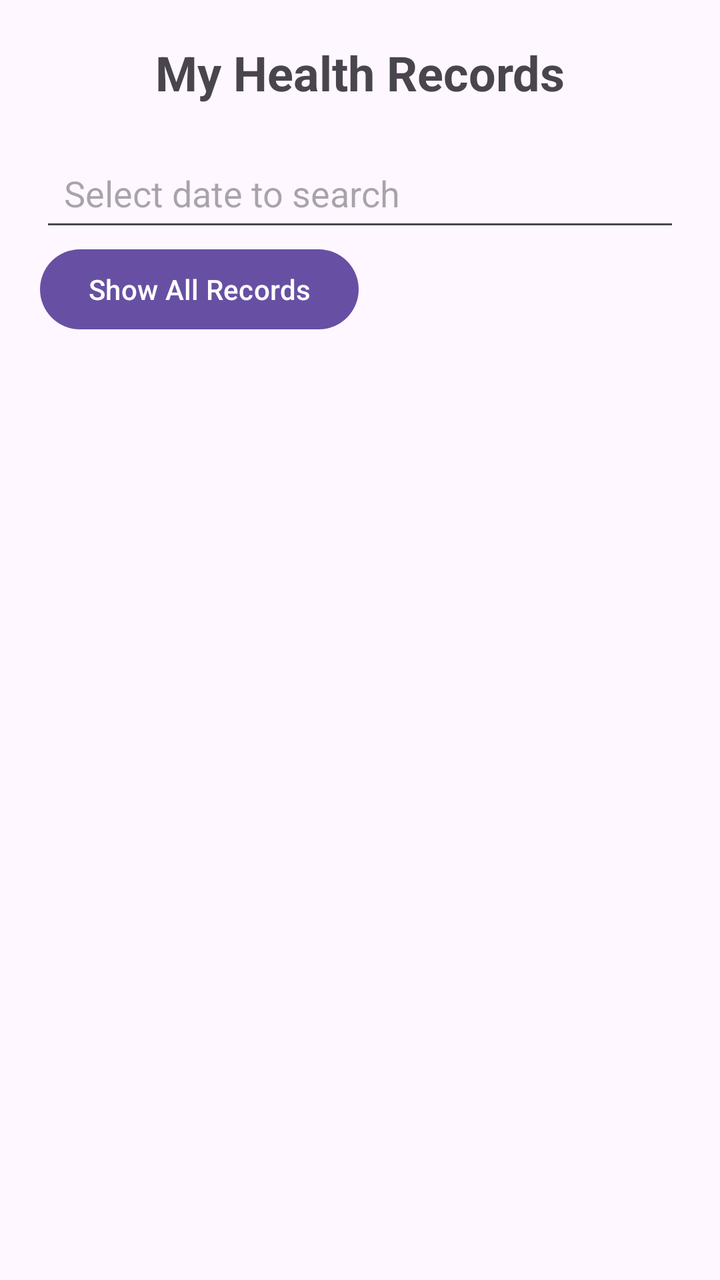
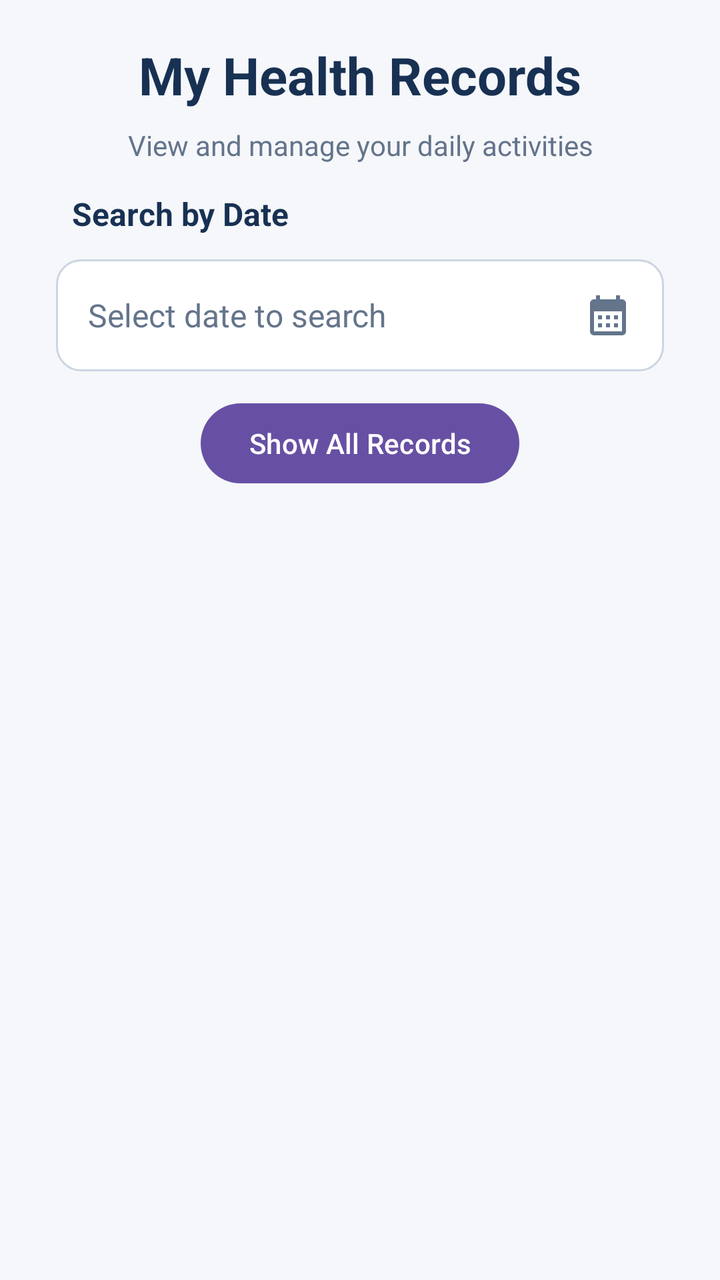

The first picture is an Android layout as it rendered before a commit; the second is the same layout after the commit. The layout source and the unified diff follow.
<!-- AndroidManifest.xml: application theme Theme.HealthMate -->
<!-- res/layout/activity_view_records.xml -->
<?xml version="1.0" encoding="utf-8"?>
<LinearLayout
    xmlns:android="http://schemas.android.com/apk/res/android"
    android:id="@+id/main"
    android:layout_width="match_parent"
    android:layout_height="match_parent"
    android:orientation="vertical"
    android:padding="20dp">

    <TextView
        android:layout_width="match_parent"
        android:layout_height="wrap_content"
        android:text="My Health Records"
        android:textSize="24sp"
        android:textStyle="bold"
        android:gravity="center"
        android:layout_marginBottom="20dp"/>

    <TextView
        android:id="@+id/tvEmptyRecords"
        android:layout_width="match_parent"
        android:layout_height="wrap_content"
        android:text="No health records available"
        android:textSize="16sp"
        android:gravity="center"
        android:visibility="gone"/>

    <EditText
        android:id="@+id/etSearchDate"
        android:layout_width="match_parent"
        android:layout_height="wrap_content"
        android:hint="Select date to search"
        android:focusable="false"
        android:clickable="true"
        android:inputType="none"
        android:padding="12dp" />

    <Button
        android:id="@+id/btnClearSearch"
        android:layout_width="wrap_content"
        android:layout_height="wrap_content"
        android:text="Show All Records"
        android:layout_marginBottom="12dp" />

    <androidx.recyclerview.widget.RecyclerView
        android:id="@+id/recyclerViewRecords"
        android:layout_width="match_parent"
        android:layout_height="0dp"
        android:layout_weight="1"/>

</LinearLayout>
<!-- resources referenced by this layout -->
<resources>
  <style name="Theme.HealthMate" parent="Base.Theme.HealthMate" />
  <style name="Base.Theme.HealthMate" parent="Theme.Material3.DayNight.NoActionBar">
          
          
      </style>
</resources>

<!-- the commit's change to res/layout/activity_view_records.xml (unified diff, before → after) -->
@@ -1,51 +1,93 @@
-<?xml version="1.0" encoding="utf-8"?>
 <LinearLayout
     xmlns:android="http://schemas.android.com/apk/res/android"
     android:id="@+id/main"
     android:layout_width="match_parent"
     android:layout_height="match_parent"
     android:orientation="vertical"
+    android:background="#F5F7FA"
     android:padding="20dp">
+
+    
+    <TextView
+        android:layout_width="match_parent"
+        android:layout_height="wrap_content"
+        android:text="My Health Records"
+        android:textSize="26sp"
+        android:textStyle="bold"
+        android:textColor="#183153"
+        android:gravity="center"
+        android:layout_marginBottom="8dp" />
 
     <TextView
         android:layout_width="match_parent"
         android:layout_height="wrap_content"
-        android:text="My Health Records"
-        android:textSize="24sp"
+        android:text="View and manage your daily activities"
+        android:textSize="14sp"
+        android:textColor="#64748B"
+        android:gravity="center"
+        android:layout_marginBottom="14dp" />
+
+    
+    <TextView
+        android:layout_width="match_parent"
+        android:layout_height="wrap_content"
+        android:text="Search by Date"
+        android:layout_marginStart="16dp"
+        android:textSize="16sp"
         android:textStyle="bold"
-        android:gravity="center"
-        android:layout_marginBottom="20dp"/>
+        android:textColor="#183153"
+        android:layout_marginBottom="12dp" />
 
+    
+    <EditText
+        android:layout_marginStart="8dp"
+        android:layout_marginEnd="8dp"
+        android:id="@+id/etSearchDate"
+        android:layout_width="match_parent"
+        android:layout_height="56dp"
+        android:hint="Select date to search"
+        android:textColor="#183153"
+        android:textColorHint="#64748B"
+        android:textSize="16sp"
+        android:background="@drawable/bg_input_field"
+        android:drawableEnd="@drawable/ic_calendar"
+        android:drawablePadding="12dp"
+        android:paddingStart="16dp"
+        android:paddingEnd="16dp"
+        android:focusable="false"
+        android:clickable="true"
+        android:inputType="none"
+        android:layout_marginBottom="12dp" />
+
+    
+    <Button
+        android:id="@+id/btnClearSearch"
+        android:layout_width="wrap_content"
+        android:layout_gravity="center_horizontal"
+        android:layout_height="wrap_content"
+        android:text="Show All Records"
+        android:textAllCaps="false"
+        android:layout_marginBottom="14dp" />
+
+    
     <TextView
         android:id="@+id/tvEmptyRecords"
         android:layout_width="match_parent"
         android:layout_height="wrap_content"
         android:text="No health records available"
         android:textSize="16sp"
+        android:textColor="#64748B"
         android:gravity="center"
-        android:visibility="gone"/>
+        android:padding="20dp"
+        android:visibility="gone" />
 
-    <EditText
-        android:id="@+id/etSearchDate"
-        android:layout_width="match_parent"
-        android:layout_height="wrap_content"
-        android:hint="Select date to search"
-        android:focusable="false"
-        android:clickable="true"
-        android:inputType="none"
-        android:padding="12dp" />
-
-    <Button
-        android:id="@+id/btnClearSearch"
-        android:layout_width="wrap_content"
-        android:layout_height="wrap_content"
-        android:text="Show All Records"
-        android:layout_marginBottom="12dp" />
-
+    
     <androidx.recyclerview.widget.RecyclerView
         android:id="@+id/recyclerViewRecords"
         android:layout_width="match_parent"
         android:layout_height="0dp"
-        android:layout_weight="1"/>
+        android:layout_weight="1"
+        android:clipToPadding="false"
+        android:paddingBottom="12dp" />
 
 </LinearLayout>
<!-- resource entries referenced after the edit -->
@@ -1,5 +1,24 @@
 <!-- resources referenced by this layout -->
 <resources>
+  <!-- drawable bg_input_field (drawable) -->
+  <shape xmlns:android="http://schemas.android.com/apk/res/android"
+      android:shape="rectangle">
+  
+      <solid android:color="#FFFFFF" />
+  
+      <corners android:radius="12dp" />
+  
+      <stroke
+          android:width="1dp"
+          android:color="#CBD5E1" />
+  
+  </shape>
+  <!-- drawable ic_calendar (drawable) -->
+  <vector xmlns:android="http://schemas.android.com/apk/res/android" android:height="24dp" android:tint="#64748B" android:viewportHeight="24" android:viewportWidth="24" android:width="24dp">
+        
+      <path android:fillColor="@android:color/white" android:pathData="M19,4h-1V2h-2v2H8V2H6v2H5C3.89,4 3.01,4.9 3.01,6L3,20c0,1.1 0.89,2 2,2h14c1.1,0 2,-0.9 2,-2V6C21,4.9 20.1,4 19,4zM19,20H5V10h14V20zM9,14H7v-2h2V14zM13,14h-2v-2h2V14zM17,14h-2v-2h2V14zM9,18H7v-2h2V18zM13,18h-2v-2h2V18zM17,18h-2v-2h2V18z"/>
+      
+  </vector>
   <style name="Theme.HealthMate" parent="Base.Theme.HealthMate" />
   <style name="Base.Theme.HealthMate" parent="Theme.Material3.DayNight.NoActionBar">
           
